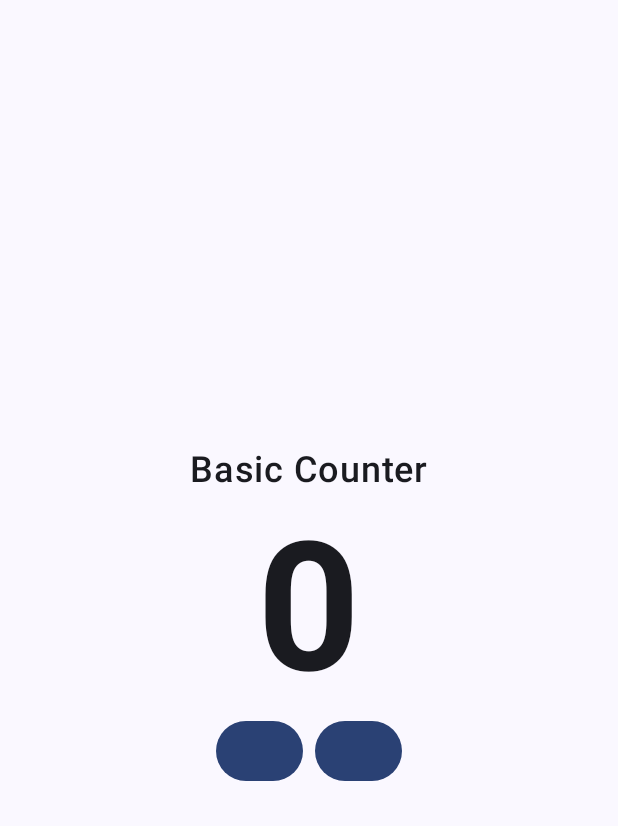
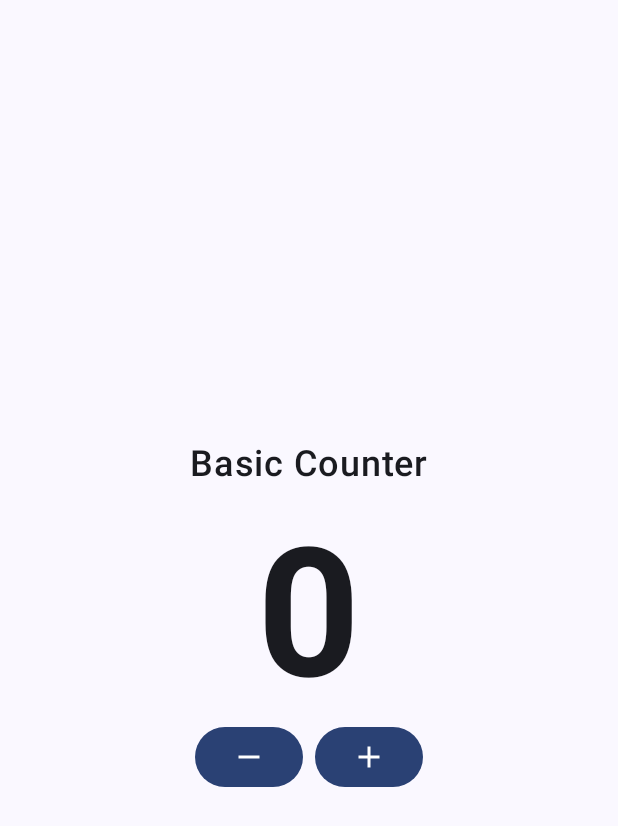
Before and after one commit to yoesuv/Android-Wear-Basic-Counter, an Android app built with Jetpack Compose: the screen it shows after launch (MainActivity), on a phone screen of 412 x 824 dp. Shown: the top 826 px of the screen. Run offline under Robolectric (Android 15) with nearby library versions, the phone set to English and light mode, and no system bars.

Commit message:
:art: ui mobile apps

```diff
--- a/app/build.gradle.kts
+++ b/app/build.gradle.kts
@@ -67,4 +67,6 @@ dependencies {
     androidTestImplementation("androidx.compose.ui:ui-test-junit4")
     debugImplementation("androidx.compose.ui:ui-tooling")
     debugImplementation("androidx.compose.ui:ui-test-manifest")
+
+    implementation("androidx.compose.material:material-icons-extended:1.6.0")
 }
--- a/app/src/main/java/com/yoesuv/basiccounter/MainActivity.kt
+++ b/app/src/main/java/com/yoesuv/basiccounter/MainActivity.kt
@@ -10,13 +10,18 @@ import androidx.compose.foundation.layout.Spacer
 import androidx.compose.foundation.layout.fillMaxSize
 import androidx.compose.foundation.layout.height
 import androidx.compose.foundation.layout.width
+import androidx.compose.material.icons.Icons
+import androidx.compose.material.icons.filled.Add
+import androidx.compose.material.icons.filled.Remove
 import androidx.compose.material3.Button
+import androidx.compose.material3.Icon
 import androidx.compose.material3.MaterialTheme
 import androidx.compose.material3.Surface
 import androidx.compose.material3.Text
 import androidx.compose.runtime.Composable
 import androidx.compose.ui.Alignment
 import androidx.compose.ui.Modifier
+import androidx.compose.ui.graphics.Color
 import androidx.compose.ui.text.font.FontWeight
 import androidx.compose.ui.tooling.preview.Preview
 import androidx.compose.ui.unit.dp
@@ -42,15 +47,23 @@ class MainActivity : ComponentActivity() {
                             fontWeight = FontWeight.Medium,
                             fontSize = 24.sp
                         )
-                        Spacer(modifier = Modifier.height(8.dp))
+                        Spacer(modifier = Modifier.height(16.dp))
                         Text(text = "0", fontWeight = FontWeight.Bold, fontSize = 120.sp)
                         Row {
                             Button(onClick = { /*TODO*/ }) {
-
+                                Icon(
+                                    imageVector = Icons.Default.Remove,
+                                    contentDescription = null,
+                                    tint = Color.White
+                                )
                             }
                             Spacer(modifier = Modifier.width(8.dp))
                             Button(onClick = { /*TODO*/ }) {
-
+                                Icon(
+                                    imageVector = Icons.Default.Add,
+                                    contentDescription = null,
+                                    tint = Color.White
+                                )
                             }
                         }
                     }
```
